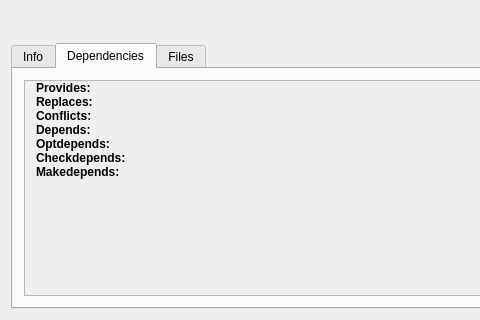
Qt form src/mainwindow.ui (Shatur/orson) before a commit; both pictures show x 0 to 480 and y 265 to 585 of the 743 by 585 pixel window.
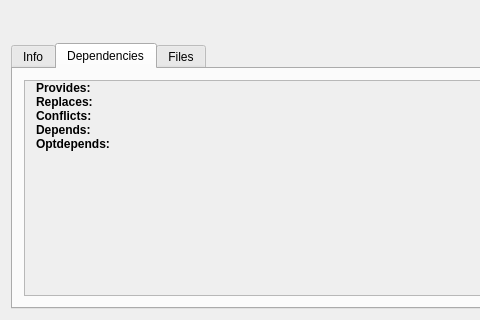
The same form after that commit. The open tabs and pages were chosen to show the change. Custom widgets are drawn as their Qt base class.

The edit to the form file:
```diff
--- a/src/mainwindow.ui
+++ b/src/mainwindow.ui
@@ -495,40 +495,6 @@
               </property>
              </layout>
             </item>
-            <item row="5" column="0">
-             <widget class="QLabel" name="checkdependsTitleLabel">
-              <property name="styleSheet">
-               <string notr="true">font-weight: bold;</string>
-              </property>
-              <property name="text">
-               <string>Checkdepends:</string>
-              </property>
-             </widget>
-            </item>
-            <item row="5" column="1">
-             <layout class="QVBoxLayout" name="checkdependsLayout">
-              <property name="spacing">
-               <number>0</number>
-              </property>
-             </layout>
-            </item>
-            <item row="6" column="0">
-             <widget class="QLabel" name="makedependsTitleLabel">
-              <property name="styleSheet">
-               <string notr="true">font-weight: bold;</string>
-              </property>
-              <property name="text">
-               <string>Makedepends:</string>
-              </property>
-             </widget>
-            </item>
-            <item row="6" column="1">
-             <layout class="QVBoxLayout" name="makedependsLayout">
-              <property name="spacing">
-               <number>0</number>
-              </property>
-             </layout>
-            </item>
            </layout>
           </widget>
          </widget>
```
